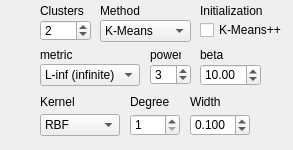
First picture: the form in _AlgorithmsPlugins/KernelMethods/paramsKM.ui, repository b4silio/MLDemos, before the edit.
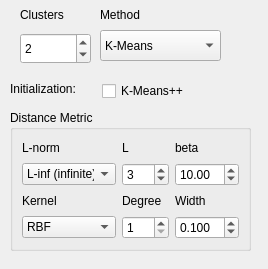
Second picture: the form after the edit.

Commit message: Clustering no longer crahses when button Optimise is pressed for K-means, Model-selection metric computation fixed for k-means, Clustering and PCAFaces ui were changes

```diff
--- a/_AlgorithmsPlugins/KernelMethods/paramsKM.ui
+++ b/_AlgorithmsPlugins/KernelMethods/paramsKM.ui
@@ -6,56 +6,20 @@
    <rect>
     <x>0</x>
     <y>0</y>
-    <width>293</width>
-    <height>150</height>
+    <width>268</width>
+    <height>269</height>
    </rect>
   </property>
   <property name="windowTitle">
    <string>Form</string>
   </property>
-  <widget class="QLabel" name="labelPower">
-   <property name="geometry">
-    <rect>
-     <x>150</x>
-     <y>44</y>
-     <width>31</width>
-     <height>21</height>
-    </rect>
-   </property>
-   <property name="font">
-    <font>
-     <pointsize>9</pointsize>
-    </font>
-   </property>
-   <property name="text">
-    <string>power</string>
-   </property>
-  </widget>
-  <widget class="QLabel" name="labelBeta">
-   <property name="geometry">
-    <rect>
-     <x>200</x>
-     <y>44</y>
-     <width>31</width>
-     <height>21</height>
-    </rect>
-   </property>
-   <property name="font">
-    <font>
-     <pointsize>9</pointsize>
-    </font>
-   </property>
-   <property name="text">
-    <string>beta</string>
-   </property>
-  </widget>
   <widget class="QLabel" name="label">
    <property name="geometry">
     <rect>
      <x>100</x>
-     <y>0</y>
-     <width>46</width>
-     <height>21</height>
+     <y>6</y>
+     <width>49</width>
+     <height>18</height>
     </rect>
    </property>
    <property name="font">
@@ -70,10 +34,10 @@
   <widget class="QSpinBox" name="kmeansClusterSpin">
    <property name="geometry">
     <rect>
-     <x>40</x>
-     <y>20</y>
-     <width>51</width>
-     <height>21</height>
+     <x>20</x>
+     <y>33</y>
+     <width>71</width>
+     <height>31</height>
     </rect>
    </property>
    <property name="font">
@@ -94,60 +58,149 @@
     <number>2</number>
    </property>
   </widget>
+  <widget class="QComboBox" name="kmeansMethodCombo">
+   <property name="geometry">
+    <rect>
+     <x>100</x>
+     <y>30</y>
+     <width>121</width>
+     <height>31</height>
+    </rect>
+   </property>
+   <property name="font">
+    <font>
+     <pointsize>9</pointsize>
+    </font>
+   </property>
+   <property name="toolTip">
+    <string>K-Means: Standard K-Means algorithm, with hard assignments to clusters
+Soft K-Means: K-Means with soft assignment to clusters</string>
+   </property>
+   <property name="currentIndex">
+    <number>0</number>
+   </property>
+   <item>
+    <property name="text">
+     <string>K-Means</string>
+    </property>
+   </item>
+   <item>
+    <property name="text">
+     <string>Soft K-Means</string>
+    </property>
+   </item>
+   <item>
+    <property name="text">
+     <string>Kernel K-Means</string>
+    </property>
+   </item>
+  </widget>
+  <widget class="QLabel" name="label_11">
+   <property name="geometry">
+    <rect>
+     <x>20</x>
+     <y>6</y>
+     <width>51</width>
+     <height>18</height>
+    </rect>
+   </property>
+   <property name="font">
+    <font>
+     <pointsize>9</pointsize>
+    </font>
+   </property>
+   <property name="text">
+    <string>Clusters</string>
+   </property>
+  </widget>
+  <widget class="QLabel" name="label_3">
+   <property name="geometry">
+    <rect>
+     <x>10</x>
+     <y>80</y>
+     <width>81</width>
+     <height>18</height>
+    </rect>
+   </property>
+   <property name="font">
+    <font>
+     <pointsize>9</pointsize>
+    </font>
+   </property>
+   <property name="text">
+    <string>Initialization:</string>
+   </property>
+  </widget>
+  <widget class="QCheckBox" name="KMeansPlusPlusCheckBox">
+   <property name="geometry">
+    <rect>
+     <x>102</x>
+     <y>80</y>
+     <width>99</width>
+     <height>22</height>
+    </rect>
+   </property>
+   <property name="font">
+    <font>
+     <pointsize>9</pointsize>
+    </font>
+   </property>
+   <property name="text">
+    <string>K-Means++</string>
+   </property>
+   <property name="checkable">
+    <bool>true</bool>
+   </property>
+   <property name="checked">
+    <bool>false</bool>
+   </property>
+  </widget>
+  <widget class="QGroupBox" name="DistanceMetricGroupBox">
+   <property name="geometry">
+    <rect>
+     <x>10</x>
+     <y>110</y>
+     <width>241</width>
+     <height>141</height>
+    </rect>
+   </property>
+   <property name="title">
+    <string>Distance Metric</string>
+   </property>
+   <layout class="QGridLayout" name="gridLayout">
+    <item row="0" column="0">
   <widget class="QLabel" name="labelMetric">
-   <property name="geometry">
-    <rect>
-     <x>40</x>
-     <y>44</y>
-     <width>46</width>
-     <height>21</height>
-    </rect>
-   </property>
+      <property name="text">
+       <string>L-norm</string>
+      </property>
+     </widget>
+    </item>
+    <item row="0" column="1">
+     <widget class="QLabel" name="labelPower">
    <property name="font">
     <font>
      <pointsize>9</pointsize>
     </font>
    </property>
    <property name="text">
-    <string>metric</string>
-   </property>
-  </widget>
-  <widget class="QSpinBox" name="kmeansNormSpin">
-   <property name="geometry">
-    <rect>
-     <x>150</x>
-     <y>64</y>
-     <width>41</width>
-     <height>21</height>
-    </rect>
-   </property>
+       <string>L</string>
+      </property>
+     </widget>
+    </item>
+    <item row="0" column="2">
+     <widget class="QLabel" name="labelBeta">
    <property name="font">
     <font>
      <pointsize>9</pointsize>
     </font>
    </property>
-   <property name="toolTip">
-    <string>Power for the Lp norm</string>
-   </property>
-   <property name="minimum">
-    <number>1</number>
-   </property>
-   <property name="maximum">
-    <number>99</number>
-   </property>
-   <property name="value">
-    <number>3</number>
-   </property>
-  </widget>
+      <property name="text">
+       <string>beta</string>
+      </property>
+     </widget>
+    </item>
+    <item row="1" column="0">
   <widget class="QComboBox" name="kmeansNormCombo">
-   <property name="geometry">
-    <rect>
-     <x>40</x>
-     <y>64</y>
-     <width>100</width>
-     <height>22</height>
-    </rect>
-   </property>
    <property name="font">
     <font>
      <pointsize>9</pointsize>
@@ -180,15 +233,30 @@
     </property>
    </item>
   </widget>
+    </item>
+    <item row="1" column="1">
+     <widget class="QSpinBox" name="kmeansNormSpin">
+      <property name="font">
+       <font>
+        <pointsize>9</pointsize>
+       </font>
+      </property>
+      <property name="toolTip">
+       <string>Power for the Lp norm</string>
+      </property>
+      <property name="minimum">
+       <number>1</number>
+      </property>
+      <property name="maximum">
+       <number>99</number>
+      </property>
+      <property name="value">
+       <number>3</number>
+      </property>
+     </widget>
+    </item>
+    <item row="1" column="2">
   <widget class="QDoubleSpinBox" name="kmeansBetaSpin">
-   <property name="geometry">
-    <rect>
-     <x>200</x>
-     <y>64</y>
-     <width>61</width>
-     <height>22</height>
-    </rect>
-   </property>
    <property name="font">
     <font>
      <pointsize>9</pointsize>
@@ -207,101 +275,21 @@
     <double>10.000000000000000</double>
    </property>
   </widget>
-  <widget class="QComboBox" name="kmeansMethodCombo">
-   <property name="geometry">
-    <rect>
-     <x>100</x>
-     <y>20</y>
-     <width>91</width>
-     <height>22</height>
-    </rect>
-   </property>
-   <property name="font">
-    <font>
-     <pointsize>9</pointsize>
-    </font>
-   </property>
-   <property name="toolTip">
-    <string>K-Means: Standard K-Means algorithm, with hard assignments to clusters
-Soft K-Means: K-Means with soft assignment to clusters</string>
-   </property>
-   <property name="currentIndex">
-    <number>0</number>
-   </property>
-   <item>
-    <property name="text">
-     <string>K-Means</string>
-    </property>
-   </item>
-   <item>
-    <property name="text">
-     <string>Soft K-Means</string>
-    </property>
-   </item>
-   <item>
-    <property name="text">
-     <string>Kernel K-Means</string>
-    </property>
-   </item>
-  </widget>
-  <widget class="QLabel" name="label_11">
-   <property name="geometry">
-    <rect>
-     <x>40</x>
-     <y>0</y>
-     <width>60</width>
-     <height>21</height>
-    </rect>
-   </property>
+    </item>
+    <item row="2" column="0">
+     <widget class="QLabel" name="labelKernel">
    <property name="font">
     <font>
      <pointsize>9</pointsize>
     </font>
    </property>
    <property name="text">
-    <string>Clusters</string>
-   </property>
-  </widget>
-  <widget class="QDoubleSpinBox" name="kernelWidthSpin">
-   <property name="geometry">
-    <rect>
-     <x>190</x>
-     <y>114</y>
-     <width>60</width>
-     <height>22</height>
-    </rect>
-   </property>
-   <property name="font">
-    <font>
-     <pointsize>9</pointsize>
-    </font>
-   </property>
-   <property name="toolTip">
-    <string>Width of the kernel (gamma)
-RBF and Polynomial only</string>
-   </property>
-   <property name="decimals">
-    <number>3</number>
-   </property>
-   <property name="minimum">
-    <double>0.001000000000000</double>
-   </property>
-   <property name="singleStep">
-    <double>0.010000000000000</double>
-   </property>
-   <property name="value">
-    <double>0.100000000000000</double>
-   </property>
-  </widget>
+       <string>Kernel</string>
+      </property>
+     </widget>
+    </item>
+    <item row="2" column="1">
   <widget class="QLabel" name="param1Label">
-   <property name="geometry">
-    <rect>
-     <x>130</x>
-     <y>94</y>
-     <width>40</width>
-     <height>16</height>
-    </rect>
-   </property>
    <property name="font">
     <font>
      <pointsize>9</pointsize>
@@ -311,15 +299,21 @@
     <string>Degree</string>
    </property>
   </widget>
+    </item>
+    <item row="2" column="2">
+     <widget class="QLabel" name="param2Label">
+      <property name="font">
+       <font>
+        <pointsize>9</pointsize>
+       </font>
+      </property>
+      <property name="text">
+       <string>Width</string>
+      </property>
+     </widget>
+    </item>
+    <item row="3" column="0">
   <widget class="QComboBox" name="kernelTypeCombo">
-   <property name="geometry">
-    <rect>
-     <x>40</x>
-     <y>114</y>
-     <width>80</width>
-     <height>22</height>
-    </rect>
-   </property>
    <property name="font">
     <font>
      <pointsize>9</pointsize>
@@ -347,51 +341,9 @@
     </property>
    </item>
   </widget>
-  <widget class="QLabel" name="param2Label">
-   <property name="geometry">
-    <rect>
-     <x>190</x>
-     <y>94</y>
-     <width>50</width>
-     <height>16</height>
-    </rect>
-   </property>
-   <property name="font">
-    <font>
-     <pointsize>9</pointsize>
-    </font>
-   </property>
-   <property name="text">
-    <string>Width</string>
-   </property>
-  </widget>
-  <widget class="QLabel" name="labelKernel">
-   <property name="geometry">
-    <rect>
-     <x>40</x>
-     <y>94</y>
-     <width>70</width>
-     <height>16</height>
-    </rect>
-   </property>
-   <property name="font">
-    <font>
-     <pointsize>9</pointsize>
-    </font>
-   </property>
-   <property name="text">
-    <string>Kernel</string>
-   </property>
-  </widget>
+    </item>
+    <item row="3" column="1">
   <widget class="QDoubleSpinBox" name="kernelDegSpin">
-   <property name="geometry">
-    <rect>
-     <x>130</x>
-     <y>114</y>
-     <width>50</width>
-     <height>22</height>
-    </rect>
-   </property>
    <property name="font">
     <font>
      <pointsize>9</pointsize>
@@ -414,47 +366,33 @@
     <double>1.000000000000000</double>
    </property>
   </widget>
-  <widget class="QLabel" name="label_3">
-   <property name="geometry">
-    <rect>
-     <x>200</x>
-     <y>0</y>
-     <width>80</width>
-     <height>21</height>
-    </rect>
-   </property>
+    </item>
+    <item row="3" column="2">
+     <widget class="QDoubleSpinBox" name="kernelWidthSpin">
    <property name="font">
     <font>
      <pointsize>9</pointsize>
     </font>
    </property>
-   <property name="text">
-    <string>Initialization</string>
-   </property>
-  </widget>
-  <widget class="QCheckBox" name="KMeansPlusPlusCheckBox">
-   <property name="geometry">
-    <rect>
-     <x>200</x>
-     <y>20</y>
-     <width>87</width>
-     <height>20</height>
-    </rect>
-   </property>
-   <property name="font">
-    <font>
-     <pointsize>9</pointsize>
-    </font>
-   </property>
-   <property name="text">
-    <string>K-Means++</string>
-   </property>
-   <property name="checkable">
-    <bool>true</bool>
-   </property>
-   <property name="checked">
-    <bool>false</bool>
-   </property>
+      <property name="toolTip">
+       <string>Width of the kernel (gamma)
+RBF and Polynomial only</string>
+      </property>
+      <property name="decimals">
+       <number>3</number>
+      </property>
+      <property name="minimum">
+       <double>0.001000000000000</double>
+      </property>
+      <property name="singleStep">
+       <double>0.010000000000000</double>
+      </property>
+      <property name="value">
+       <double>0.100000000000000</double>
+      </property>
+     </widget>
+    </item>
+   </layout>
   </widget>
  </widget>
  <resources/>
```
Lines whose indentation alone changed are shown as unchanged. The commit also changes 6 other files.
